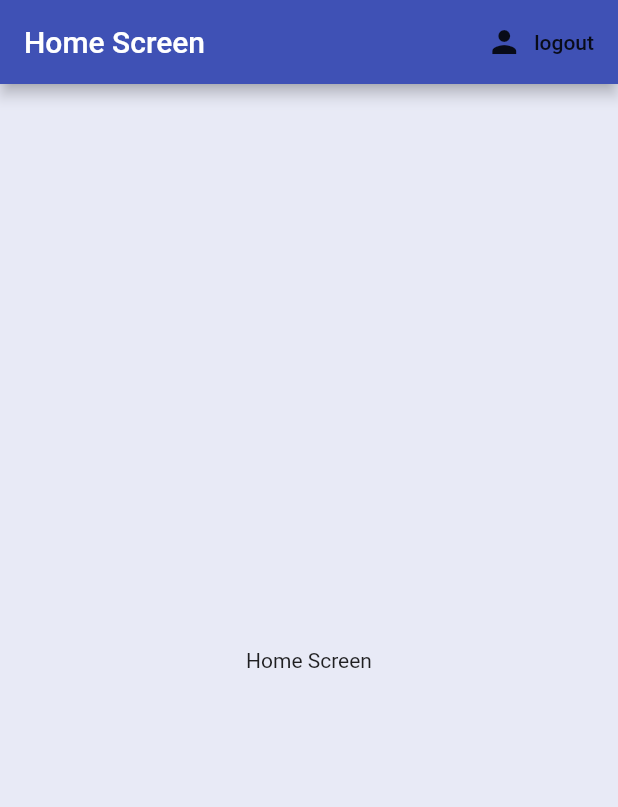
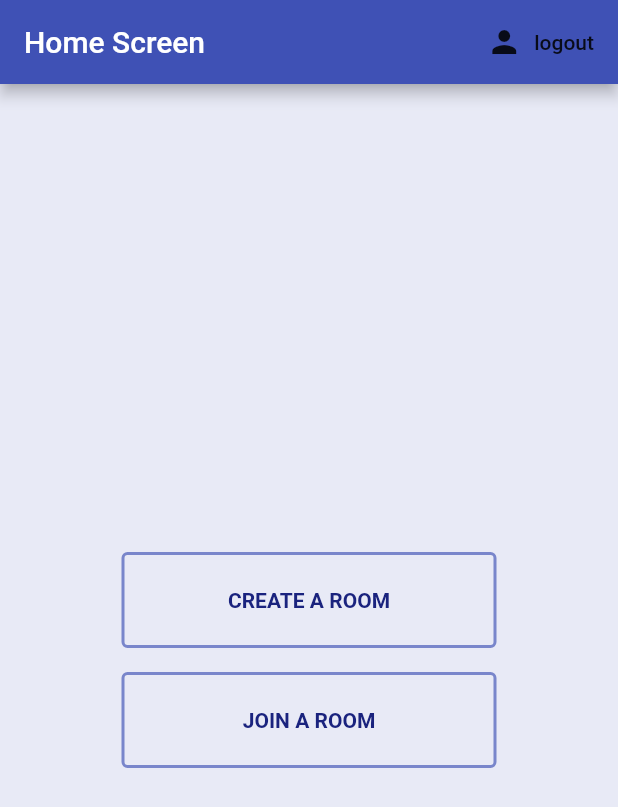
Before and after one commit to DeleMike/Providers, a Flutter app: the screen it shows once a user with an empty profile is signed in, on a phone screen of 412 x 824 dp. Shown: the top 807 px of the screen. Run offline on Flutter 3.47's test engine with Material 2 defaults, Android fonts, the phone set to English and light mode, and no system bars; our stand-ins replace firebase_auth, firebase_core; accounts and stored records are empty.

Commit message:
add UI buttons

```diff
--- a/lib/screens/home/home.dart
+++ b/lib/screens/home/home.dart
@@ -127,12 +127,53 @@ class Home extends StatelessWidget {
             ),
             body: Center(
               child: Container(
-                child: Text('Home Screen'),
-                // child: userIsVerified == true
-                //     ? Text('Home Screen True')
-                //     //: //_showMe(),
-                //     : _showDialog('A title',
-                //         'A content')), //     'Your account has not being verified.\nPlease check your mail and try again')),
+                child: Column(
+                  mainAxisAlignment: MainAxisAlignment.center,
+                  children: [
+                    Container(
+                      margin: EdgeInsets.all(8.0),
+                      width: 250.0,
+                      child: OutlinedButton(
+                        onPressed: () {},
+                        style: OutlinedButton.styleFrom(
+                          primary: Colors.indigo[900],
+                          side:
+                              BorderSide(color: Colors.indigo[300], width: 2.0),
+                        ),
+                        child: Padding(
+                          padding: EdgeInsets.all(24.0),
+                          child: Text(
+                            'CREATE A ROOM',
+                            style: TextStyle(
+                              fontWeight: FontWeight.bold,
+                            ),
+                          ),
+                        ),
+                      ),
+                    ),
+                    Container(
+                      margin: EdgeInsets.all(8.0),
+                      width: 250.0,
+                      child: OutlinedButton(
+                        onPressed: () {},
+                        style: OutlinedButton.styleFrom(
+                          primary: Colors.indigo[900],
+                          side:
+                              BorderSide(color: Colors.indigo[300], width: 2.0),
+                        ),
+                        child: Padding(
+                          padding: const EdgeInsets.all(24.0),
+                          child: Text(
+                            'JOIN A ROOM',
+                            style: TextStyle(
+                              fontWeight: FontWeight.bold,
+                            ),
+                          ),
+                        ),
+                      ),
+                    ),
+                  ],
+                ),
               ),
             ),
           )
```
